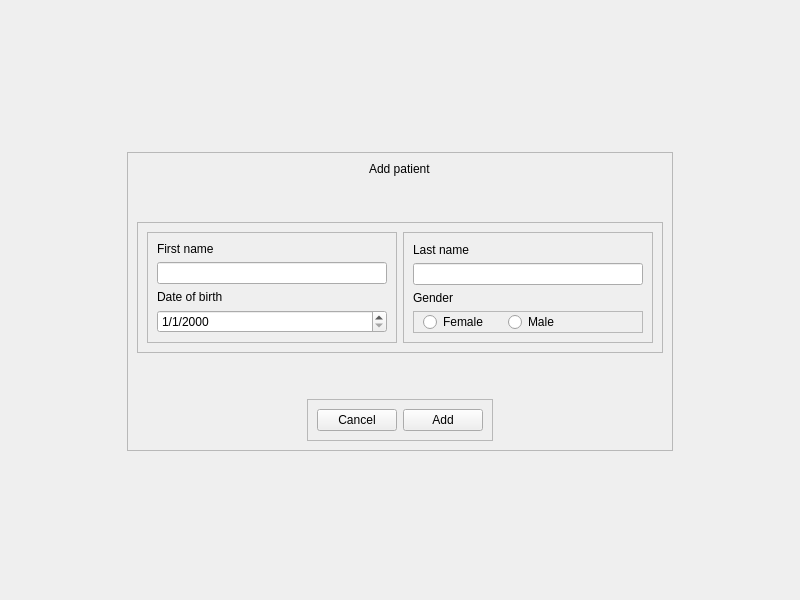
The window that skin application/skinApplication/src/views/ui/ui_add_patient.ui (AgustinCartaya/SkinApplication) describes before a commit, drawn with Qt 5.
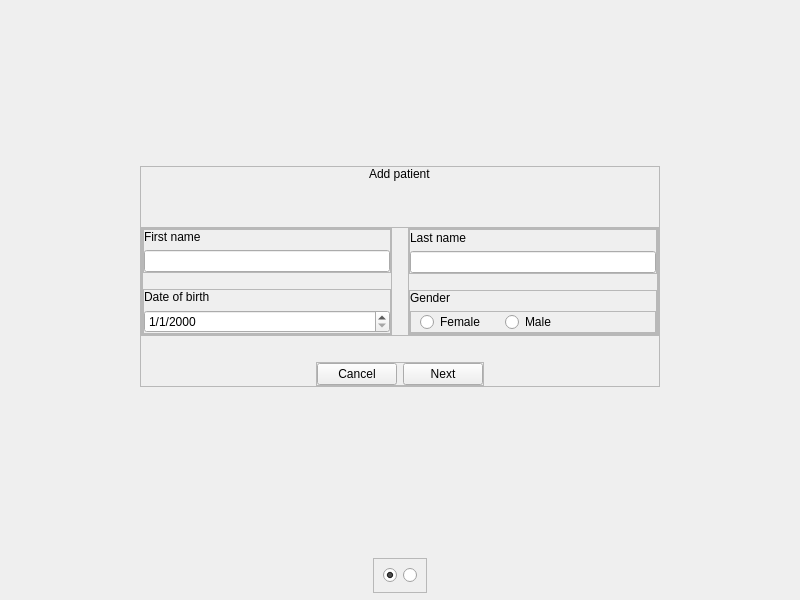
The same window after the commit. Custom widgets are drawn as their Qt base class.

Commit message: add patient p2 view added

```diff
--- a/skin application/skinApplication/src/views/ui/ui_add_patient.ui
+++ b/skin application/skinApplication/src/views/ui/ui_add_patient.ui
@@ -17,11 +17,27 @@
    <string notr="true"/>
   </property>
   <layout class="QVBoxLayout" name="verticalLayout">
+   <property name="spacing">
+    <number>16</number>
+   </property>
    <property name="bottomMargin">
     <number>7</number>
    </property>
+   <item>
+    <spacer name="verticalSpacer_3">
+     <property name="orientation">
+      <enum>Qt::Vertical</enum>
+     </property>
+     <property name="sizeHint" stdset="0">
+      <size>
+       <width>20</width>
+       <height>40</height>
+      </size>
+     </property>
+    </spacer>
+   </item>
    <item alignment="Qt::AlignHCenter|Qt::AlignVCenter">
-    <widget class="QFrame" name="center_container">
+    <widget class="QFrame" name="c_center">
      <property name="frameShape">
       <enum>QFrame::StyledPanel</enum>
      </property>
@@ -29,6 +45,18 @@
       <enum>QFrame::Raised</enum>
      </property>
      <layout class="QVBoxLayout" name="verticalLayout_2">
+      <property name="leftMargin">
+       <number>0</number>
+      </property>
+      <property name="topMargin">
+       <number>0</number>
+      </property>
+      <property name="rightMargin">
+       <number>0</number>
+      </property>
+      <property name="bottomMargin">
+       <number>0</number>
+      </property>
       <item alignment="Qt::AlignHCenter">
        <widget class="Label" name="lb_title">
         <property name="text">
@@ -50,7 +78,7 @@
        </spacer>
       </item>
       <item>
-       <widget class="QFrame" name="inputs_container">
+       <widget class="QFrame" name="c_inputs">
         <property name="frameShape">
          <enum>QFrame::StyledPanel</enum>
         </property>
@@ -58,20 +86,23 @@
          <enum>QFrame::Raised</enum>
         </property>
         <layout class="QHBoxLayout" name="horizontalLayout">
+         <property name="spacing">
+          <number>16</number>
+         </property>
          <property name="leftMargin">
-          <number>9</number>
+          <number>0</number>
          </property>
          <property name="topMargin">
-          <number>9</number>
+          <number>0</number>
          </property>
          <property name="rightMargin">
-          <number>9</number>
+          <number>0</number>
          </property>
          <property name="bottomMargin">
-          <number>9</number>
+          <number>0</number>
          </property>
          <item>
-          <widget class="QFrame" name="left_side_container">
+          <widget class="QFrame" name="c_left_side">
            <property name="minimumSize">
             <size>
              <width>250</width>
@@ -91,6 +122,42 @@
             <enum>QFrame::Raised</enum>
            </property>
            <layout class="QVBoxLayout" name="verticalLayout_3">
+            <property name="spacing">
+             <number>16</number>
+            </property>
+            <property name="leftMargin">
+             <number>0</number>
+            </property>
+            <property name="topMargin">
+             <number>0</number>
+            </property>
+            <property name="rightMargin">
+             <number>0</number>
+            </property>
+            <property name="bottomMargin">
+             <number>0</number>
+            </property>
+            <item>
+             <widget class="QFrame" name="c_first_name">
+              <property name="frameShape">
+               <enum>QFrame::StyledPanel</enum>
+              </property>
+              <property name="frameShadow">
+               <enum>QFrame::Raised</enum>
+              </property>
+              <layout class="QVBoxLayout" name="verticalLayout_5">
+               <property name="leftMargin">
+                <number>0</number>
+               </property>
+               <property name="topMargin">
+                <number>0</number>
+               </property>
+               <property name="rightMargin">
+                <number>0</number>
+               </property>
+               <property name="bottomMargin">
+                <number>0</number>
+               </property>
             <item>
              <widget class="QLabel" name="lb_first_name">
               <property name="text">
@@ -101,6 +168,30 @@
             <item>
              <widget class="LineEdit" name="i_first_name"/>
             </item>
+              </layout>
+             </widget>
+            </item>
+            <item>
+             <widget class="QFrame" name="c_birth_date">
+              <property name="frameShape">
+               <enum>QFrame::StyledPanel</enum>
+              </property>
+              <property name="frameShadow">
+               <enum>QFrame::Raised</enum>
+              </property>
+              <layout class="QVBoxLayout" name="verticalLayout_4">
+               <property name="leftMargin">
+                <number>0</number>
+               </property>
+               <property name="topMargin">
+                <number>0</number>
+               </property>
+               <property name="rightMargin">
+                <number>0</number>
+               </property>
+               <property name="bottomMargin">
+                <number>0</number>
+               </property>
             <item>
              <widget class="QLabel" name="lb_birth_date">
               <property name="text">
@@ -118,6 +209,9 @@
            </layout>
           </widget>
          </item>
+           </layout>
+          </widget>
+         </item>
          <item>
           <widget class="QFrame" name="right_side_container">
            <property name="minimumSize">
@@ -139,6 +233,42 @@
             <enum>QFrame::Raised</enum>
            </property>
            <layout class="QVBoxLayout" name="verticalLayout_6">
+            <property name="spacing">
+             <number>16</number>
+            </property>
+            <property name="leftMargin">
+             <number>0</number>
+            </property>
+            <property name="topMargin">
+             <number>0</number>
+            </property>
+            <property name="rightMargin">
+             <number>0</number>
+            </property>
+            <property name="bottomMargin">
+             <number>0</number>
+            </property>
+            <item>
+             <widget class="QFrame" name="c_last_name">
+              <property name="frameShape">
+               <enum>QFrame::StyledPanel</enum>
+              </property>
+              <property name="frameShadow">
+               <enum>QFrame::Raised</enum>
+              </property>
+              <layout class="QVBoxLayout" name="verticalLayout_7">
+               <property name="leftMargin">
+                <number>0</number>
+               </property>
+               <property name="topMargin">
+                <number>0</number>
+               </property>
+               <property name="rightMargin">
+                <number>0</number>
+               </property>
+               <property name="bottomMargin">
+                <number>0</number>
+               </property>
             <item>
              <widget class="QLabel" name="lb_last_name">
               <property name="text">
@@ -149,6 +279,30 @@
             <item>
              <widget class="LineEdit" name="i_last_name"/>
             </item>
+              </layout>
+             </widget>
+            </item>
+            <item>
+             <widget class="QFrame" name="c_gender">
+              <property name="frameShape">
+               <enum>QFrame::StyledPanel</enum>
+              </property>
+              <property name="frameShadow">
+               <enum>QFrame::Raised</enum>
+              </property>
+              <layout class="QVBoxLayout" name="verticalLayout_8">
+               <property name="leftMargin">
+                <number>0</number>
+               </property>
+               <property name="topMargin">
+                <number>0</number>
+               </property>
+               <property name="rightMargin">
+                <number>0</number>
+               </property>
+               <property name="bottomMargin">
+                <number>0</number>
+               </property>
             <item>
              <widget class="QLabel" name="lb_gender">
               <property name="text">
@@ -157,7 +311,7 @@
              </widget>
             </item>
             <item>
-             <widget class="QFrame" name="frame">
+                <widget class="QFrame" name="c_gender_rb">
               <property name="frameShape">
                <enum>QFrame::StyledPanel</enum>
               </property>
@@ -210,6 +364,9 @@
         </layout>
        </widget>
       </item>
+        </layout>
+       </widget>
+      </item>
       <item>
        <spacer name="verticalSpacer">
         <property name="orientation">
@@ -218,13 +375,13 @@
         <property name="sizeHint" stdset="0">
          <size>
           <width>20</width>
-          <height>40</height>
+          <height>20</height>
          </size>
         </property>
        </spacer>
       </item>
       <item alignment="Qt::AlignHCenter">
-       <widget class="QFrame" name="frame_2">
+       <widget class="QFrame" name="c_buttons">
         <property name="frameShape">
          <enum>QFrame::StyledPanel</enum>
         </property>
@@ -232,6 +389,18 @@
          <enum>QFrame::Raised</enum>
         </property>
         <layout class="QHBoxLayout" name="horizontalLayout_3">
+         <property name="leftMargin">
+          <number>0</number>
+         </property>
+         <property name="topMargin">
+          <number>0</number>
+         </property>
+         <property name="rightMargin">
+          <number>0</number>
+         </property>
+         <property name="bottomMargin">
+          <number>0</number>
+         </property>
          <item>
           <widget class="Button" name="bt_cancel">
            <property name="text">
@@ -242,7 +411,7 @@
          <item>
           <widget class="Button" name="bt_add">
            <property name="text">
-            <string>Add</string>
+            <string>Next</string>
            </property>
           </widget>
          </item>
@@ -252,6 +421,48 @@
      </layout>
     </widget>
    </item>
+   <item>
+    <spacer name="verticalSpacer_4">
+     <property name="orientation">
+      <enum>Qt::Vertical</enum>
+     </property>
+     <property name="sizeHint" stdset="0">
+      <size>
+       <width>20</width>
+       <height>40</height>
+      </size>
+     </property>
+    </spacer>
+   </item>
+   <item alignment="Qt::AlignHCenter|Qt::AlignVCenter">
+    <widget class="QFrame" name="c_rb_views">
+     <property name="frameShape">
+      <enum>QFrame::StyledPanel</enum>
+     </property>
+     <property name="frameShadow">
+      <enum>QFrame::Raised</enum>
+     </property>
+     <layout class="QHBoxLayout" name="horizontalLayout_4">
+      <item>
+       <widget class="QRadioButton" name="i_add_patient_view">
+        <property name="text">
+         <string/>
+        </property>
+        <property name="checked">
+         <bool>true</bool>
+        </property>
+       </widget>
+      </item>
+      <item>
+       <widget class="QRadioButton" name="i_add_patient_p2_view">
+        <property name="text">
+         <string/>
+        </property>
+       </widget>
+      </item>
+     </layout>
+    </widget>
+   </item>
   </layout>
  </widget>
  <customwidgets>
```
Lines whose indentation alone changed are shown as unchanged. The commit also changes 39 other files.
